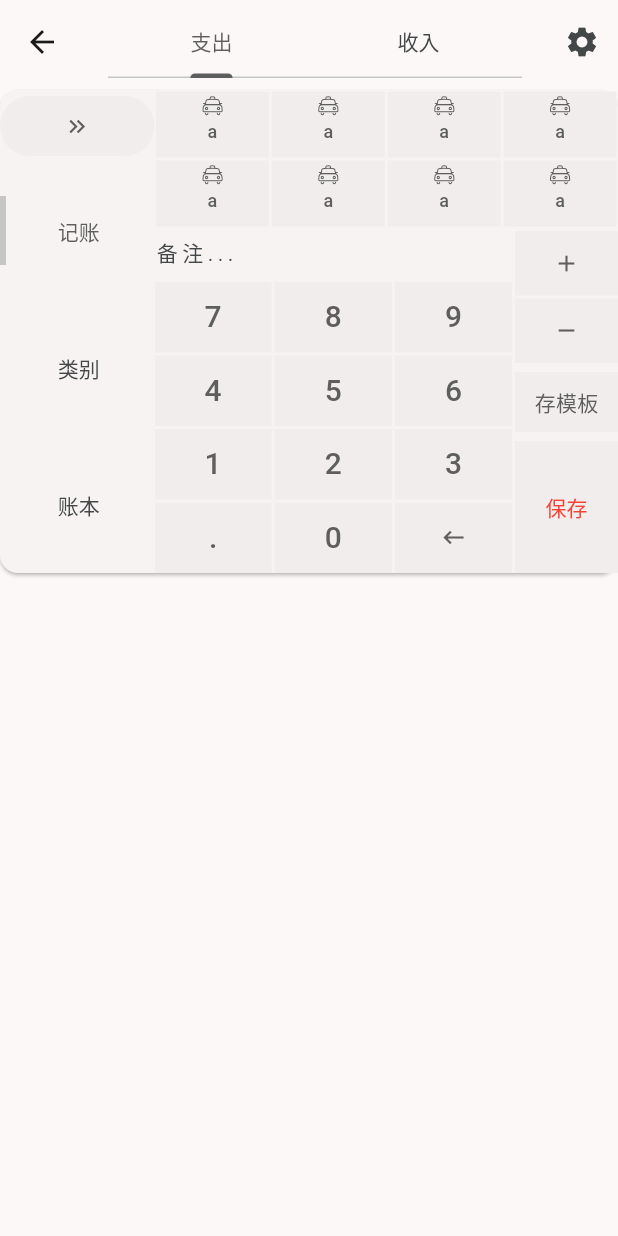
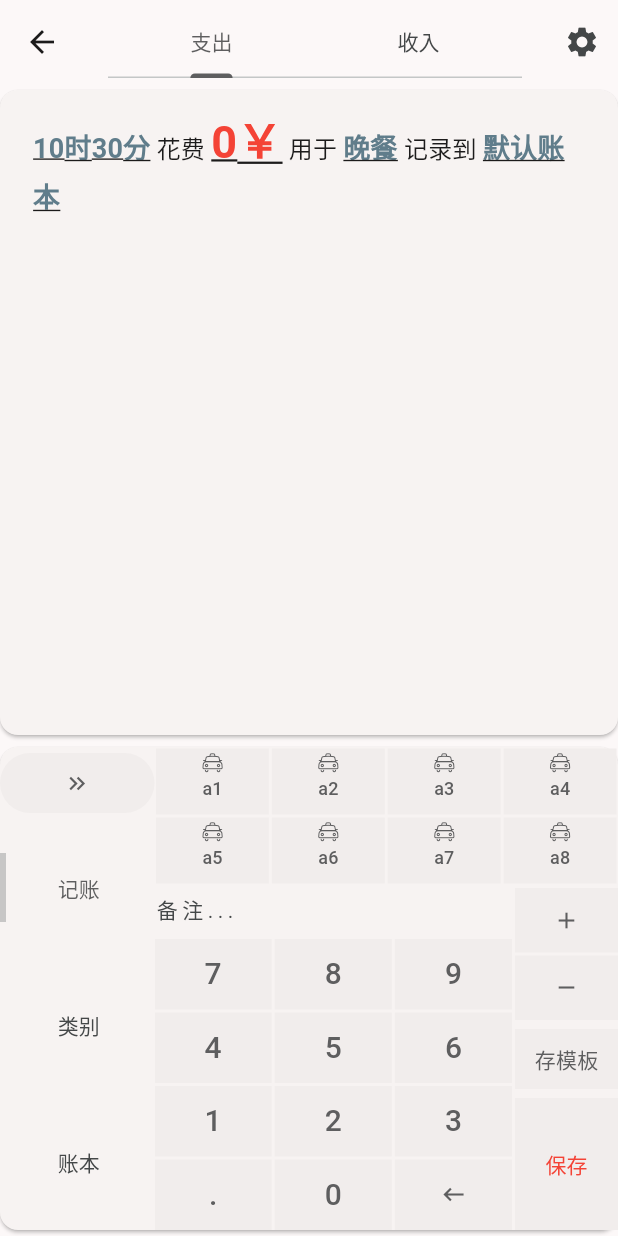
Before and after one commit to qcbf/quick_log_money, a Flutter app: the _RecordPageContent screen opened directly, on a phone screen of 412 x 824 dp. Run offline on Flutter 3.47's test engine with Material 3 defaults, Android fonts, the phone set to English and light mode, and no system bars; our stand-ins replace bot_toast, hive; accounts and stored records are empty; statements that could not run were skipped.

Commit message:
账本相关逻辑，记账相关逻辑，Android改为只构建64位

```diff
--- a/quick_money_flutter/lib/Pages/Home/DrawerMenu.dart
+++ b/quick_money_flutter/lib/Pages/Home/DrawerMenu.dart
@@ -81,7 +81,7 @@ class DrawerMenu extends StatelessWidget {
       onTap: () async {
         final cancel = BotToast.showLoading();
         Navigator.pushNamedAndRemoveUntil(context, Pages.Login, (_) => false);
-        await LocalDB.clear();
+        Future.wait([LocalDB.clear(), GlobalPreference.DB.clear()]);
         cancel();
       },
     );
--- a/quick_money_flutter/lib/Pages/RecordMoney/EntryEditingProvider.dart
+++ b/quick_money_flutter/lib/Pages/RecordMoney/EntryEditingProvider.dart
@@ -4,6 +4,9 @@ import 'package:quick_log_money/Datas/Ledger/Entry/EntryData.dart';
 /// 编辑时的条目数据
 class EntryEditingProvider with ChangeNotifier {
   final EntryData Data = EntryData();
+
+  ///
+  int? TagId;
 
   ///
   bool IsIncome = false;
--- a/quick_money_flutter/lib/Pages/RecordMoney/RecordRecentTag.dart
+++ b/quick_money_flutter/lib/Pages/RecordMoney/RecordRecentTag.dart
@@ -1,29 +1,50 @@
 import 'package:flutter/material.dart';
+import 'package:provider/provider.dart';
 import 'package:quick_log_money/CommonWidgets/Ledger/Entry/TagUI.dart';
 import 'package:quick_log_money/Datas/Ledger/Entry/TagData.dart';
+import 'package:quick_log_money/Datas/Ledger/LedgerData.dart';
+import 'package:quick_log_money/Pages/RecordMoney/EntryEditingProvider.dart';
+import 'package:quick_log_money/Utilities/Preference.dart';
 
-class RecordRecentTag extends StatelessWidget {
-  final bool _IsReverseLayout;
-
-  const RecordRecentTag(this._IsReverseLayout, {super.key});
+class RecordRecentTag extends StatefulWidget {
+  const RecordRecentTag({super.key});
 
   @override
+  State<RecordRecentTag> createState() => _RecordRecentTagState();
+}
+
+class _RecordRecentTagState extends State<RecordRecentTag> {
+  @override
   Widget build(BuildContext context) {
+    // final tags = context.read<LedgerProvider>().Ledger.Data.Tags.entries.take(10).map((v) => v.value);
+    // final recentTags = GlobalPreference.RecentTags.value;
+    // for (var i = 0; i < recentTags.length; i++) {
+
+    // }
+    // var tags = List<TagData>.generate(8, (index) {
+    //   recentTags[1];
+    // });
+
+    // if (tags.length < 8) {
+
+    // }
+// if (recentTags)
+
     return Column(children: [
       Expanded(
         child: Row(children: [
-          BuildTagUI(const TagData(0, Name: "a")),
-          BuildTagUI(const TagData(0, Name: "a")),
-          BuildTagUI(const TagData(0, Name: "a")),
-          BuildTagUI(const TagData(0, Name: "a")),
+          BuildTagUI(const TagData(0, Name: "a1")),
+          BuildTagUI(const TagData(0, Name: "a2")),
+          BuildTagUI(const TagData(0, Name: "a3")),
+          BuildTagUI(const TagData(0, Name: "a4")),
         ]),
       ),
       Expanded(
         child: Row(children: [
-          BuildTagUI(const TagData(0, Name: "a")),
-          BuildTagUI(const TagData(0, Name: "a")),
-          BuildTagUI(const TagData(0, Name: "a")),
-          BuildTagUI(const TagData(0, Name: "a")),
+          BuildTagUI(const TagData(0, Name: "a5")),
+          BuildTagUI(const TagData(0, Name: "a6")),
+          BuildTagUI(const TagData(0, Name: "a7")),
+          BuildTagUI(const TagData(0, Name: "a8")),
         ]),
       ),
     ]);
@@ -32,7 +53,10 @@ class RecordRecentTag extends StatelessWidget {
   Widget BuildTagUI(TagData data) => Expanded(
         child: Padding(
           padding: const EdgeInsets.all(1),
-          child: TagUI(data, () {}),
+          child: TagUI(data, () {
+            context.read<EntryEditingProvider>().TagId = data.Id;
+            print("Select Tag ${data.Id}|${data.Name}");
+          }),
         ),
       );
 }
--- a/quick_money_flutter/lib/Utilities/Preference.dart
+++ b/quick_money_flutter/lib/Utilities/Preference.dart
@@ -5,7 +5,12 @@ late Preference GlobalPreference;
 
 class Preference {
   late Box DB;
+
+  /// 是否首个页面打开记录账单页面
   late final PreferenceItem<bool> IsFirstPageToRecord = PreferenceItem(this, "IsFirstPageToRecord", false);
+
+  /// 最近记账标签
+  late final PreferenceItem<List<int>> RecentTags = PreferenceItem(this, "RecentTags", List<int>.empty());
 
   Preference._(this.DB);
 
--- a/quick_money_flutter/lib/pages/RecordMoney/RecordKeyboard.dart
+++ b/quick_money_flutter/lib/pages/RecordMoney/RecordKeyboard.dart
@@ -30,11 +30,11 @@ class RecordKeyboard extends StatelessWidget {
   @override
   Widget build(BuildContext context) {
     var children = [Expanded(flex: 35, child: _BuildLeftMenu(context)), Expanded(flex: 10, child: _BuildRightMenu())];
-    if (IsReverseLayout) children = children.reversed.toList();
+    // if (IsReverseLayout) children = children.reversed.toList();
     return Column(
       mainAxisAlignment: MainAxisAlignment.end,
       children: [
-        Flexible(flex: 10, child: RecordRecentTag(IsReverseLayout)),
+        const Flexible(flex: 10, child: RecordRecentTag()),
         Expanded(flex: 25, child: Row(children: children)),
       ],
     );
--- a/quick_money_flutter/lib/pages/RecordMoney/RecordPage.dart
+++ b/quick_money_flutter/lib/pages/RecordMoney/RecordPage.dart
@@ -48,7 +48,7 @@ class _RecordPageContentState extends State<_RecordPageContent> with SingleTicke
         body: Column(
           crossAxisAlignment: CrossAxisAlignment.stretch,
           children: [
-            // Expanded(child: GestureDetector(onHorizontalDragEnd: _GestureSwipe, child: const RecordDescription())),
+            Expanded(child: GestureDetector(onHorizontalDragEnd: _GestureSwipe, child: const RecordDescription())),
             const SizedBox(height: 330, child: RecordBottom()),
           ],
         ),
```
Also changed, not shown: quick_money_flutter/Assets/Configs/LodgerTemplate.json (+36 -36 lines), quick_money_flutter/lib/Datas/Ledger/LedgerData.dart (+22 -8 lines), quick_money_flutter/lib/Datas/Ledger/LedgerData.g.dart, 2 other files.
